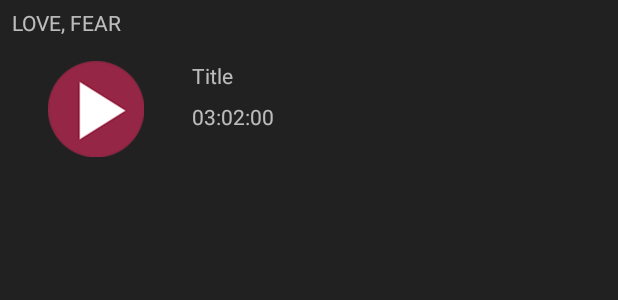
After one commit to wipsi7/AudioStory, an Android app: the layout list_item.xml on its own in the app's theme, with its tools: preview values and no code run, on a phone screen of 412 x 824 dp. The commit adds this screen. Shown: the top 300 px of the screen. Run offline under Robolectric (Android 15) with nearby library versions, the phone set to English and light mode, and no system bars.

Commit message:
added list items to list view

```diff
--- a/app/src/main/res/drawable/play_stop_button.xml
+++ b/app/src/main/res/drawable/play_stop_button.xml
@@ -1,8 +1,9 @@
 <?xml version="1.0" encoding="utf-8"?>
 <selector xmlns:android="http://schemas.android.com/apk/res/android">
-    <item android:state_pressed="true"
-        android:drawable="@drawable/play_pressed"/> <!-- pressed -->
-    <item android:state_selected="true"
-        android:drawable="@drawable/playstop"/> <!-- selected -->
-    <item android:drawable="@drawable/play_off"/> <!-- default -->
+    <!-- pressed -->
+    <!-- selected -->
+    <!-- default -->
+    <item android:state_pressed="true" android:drawable="@drawable/play_pressed" />
+    <item android:state_selected="true" android:drawable="@drawable/playstop" />
+    <item android:drawable="@drawable/play_off" />
 </selector>
--- /dev/null
+++ b/app/src/main/res/layout/list_item.xml
@@ -0,0 +1,94 @@
+<?xml version="1.0" encoding="utf-8"?>
+<android.support.constraint.ConstraintLayout xmlns:android="http://schemas.android.com/apk/res/android"
+    xmlns:app="http://schemas.android.com/apk/res-auto"
+    xmlns:tools="http://schemas.android.com/tools"
+    android:orientation="vertical"
+    android:layout_width="match_parent"
+    android:layout_height="wrap_content">
+
+    <LinearLayout
+        android:orientation="horizontal"
+        android:id="@+id/ll_item_visual_feelings"
+        android:layout_width="0dp"
+        app:layout_constraintTop_toTopOf="parent"
+        app:layout_constraintRight_toRightOf="parent"
+        app:layout_constraintLeft_toLeftOf="parent"
+        android:layout_height="5dp">
+
+        <ImageView
+            android:layout_width="wrap_content"
+            android:layout_height="match_parent"
+            android:id="@+id/iv_item_feeling_one"
+            android:layout_weight="1"
+            tools:ignore="ContentDescription" />
+
+        <ImageView
+            android:layout_width="wrap_content"
+            android:layout_height="match_parent"
+            android:id="@+id/iv_item_feeling_two"
+            android:layout_weight="1"
+            tools:ignore="ContentDescription" />
+
+        <ImageView
+            android:layout_width="wrap_content"
+            android:layout_height="match_parent"
+            android:id="@+id/iv_item_three"
+            android:layout_weight="1"
+            tools:ignore="ContentDescription" />
+    </LinearLayout>
+
+    <TextView
+        android:text="LOVE, FEAR"
+        android:layout_width="0dp"
+        android:layout_height="wrap_content"
+        android:id="@+id/tv_item_feelings"
+        android:textAlignment="viewStart"
+        android:textAllCaps="true"
+        tools:ignore="HardcodedText"
+        android:layout_marginStart="8dp"
+        app:layout_constraintLeft_toLeftOf="parent"
+        android:layout_marginEnd="8dp"
+        app:layout_constraintRight_toRightOf="parent"
+        app:layout_constraintTop_toBottomOf="@+id/ll_item_visual_feelings" />
+
+    <ImageView
+        app:srcCompat="@drawable/play_stop_button"
+        android:id="@+id/iv_item_playstop"
+        android:scaleType="centerCrop"
+        tools:ignore="ContentDescription"
+        android:layout_width="0dp"
+        android:layout_height="64dp"
+        android:adjustViewBounds="true"
+        android:layout_marginTop="16dp"
+        app:layout_constraintTop_toBottomOf="@+id/tv_item_feelings"
+        android:layout_marginStart="32dp"
+        app:layout_constraintLeft_toLeftOf="parent"
+        app:layout_constraintBottom_toBottomOf="parent"
+        android:layout_marginBottom="24dp" />
+
+    <TextView
+        android:text="Title"
+        android:layout_width="0dp"
+        android:layout_height="wrap_content"
+        android:id="@+id/tv_item_title"
+        tools:ignore="HardcodedText"
+        android:layout_marginEnd="8dp"
+        app:layout_constraintRight_toRightOf="parent"
+        android:layout_marginStart="32dp"
+        app:layout_constraintLeft_toRightOf="@+id/iv_item_playstop"
+        android:layout_marginTop="16dp"
+        app:layout_constraintTop_toBottomOf="@+id/tv_item_feelings" />
+
+    <TextView
+        android:text="03:02:00"
+        android:layout_width="0dp"
+        android:layout_height="wrap_content"
+        android:id="@+id/tv_item_length"
+        tools:ignore="HardcodedText"
+        android:layout_marginEnd="8dp"
+        app:layout_constraintRight_toRightOf="parent"
+        android:layout_marginStart="32dp"
+        app:layout_constraintLeft_toRightOf="@+id/iv_item_playstop"
+        android:layout_marginTop="8dp"
+        app:layout_constraintTop_toBottomOf="@+id/tv_item_title" />
+</android.support.constraint.ConstraintLayout>
```
Also changed, not shown: app/src/main/java/fi/metropolia/audiostory/activities/ListenActivity.java (+17 -0 lines), app/src/main/java/fi/metropolia/audiostory/adapters/ListeningAdapter.java (added, +128 -0 lines), app/src/main/res/layout/activity_listen.xml (+5 -12 lines).
